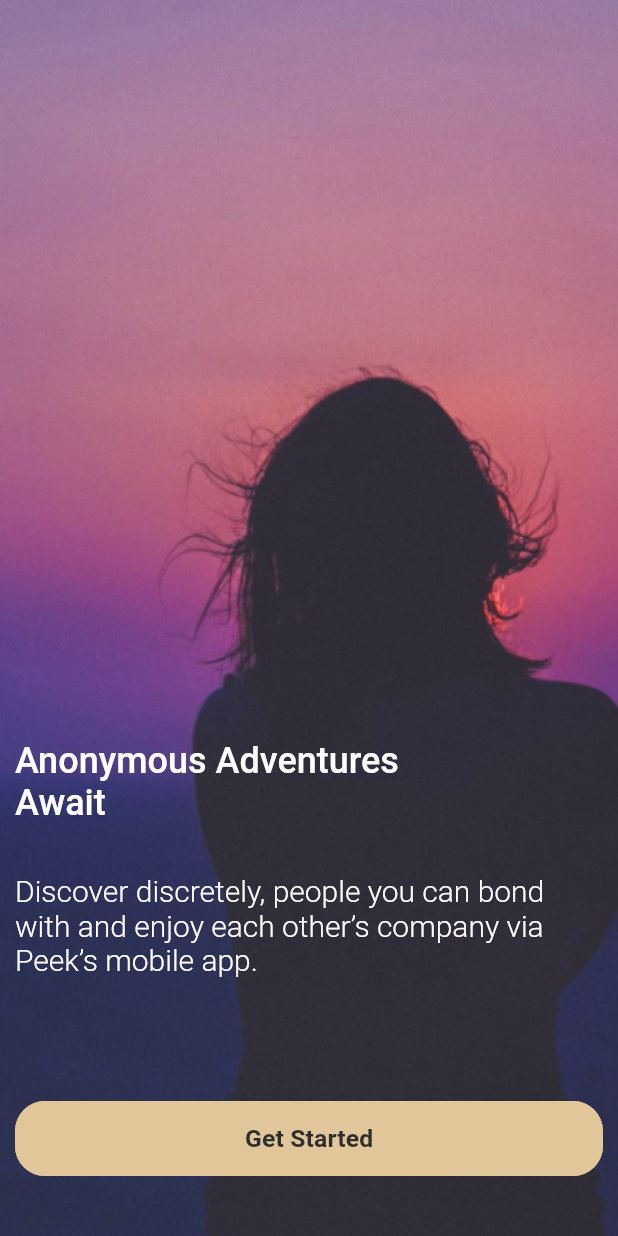
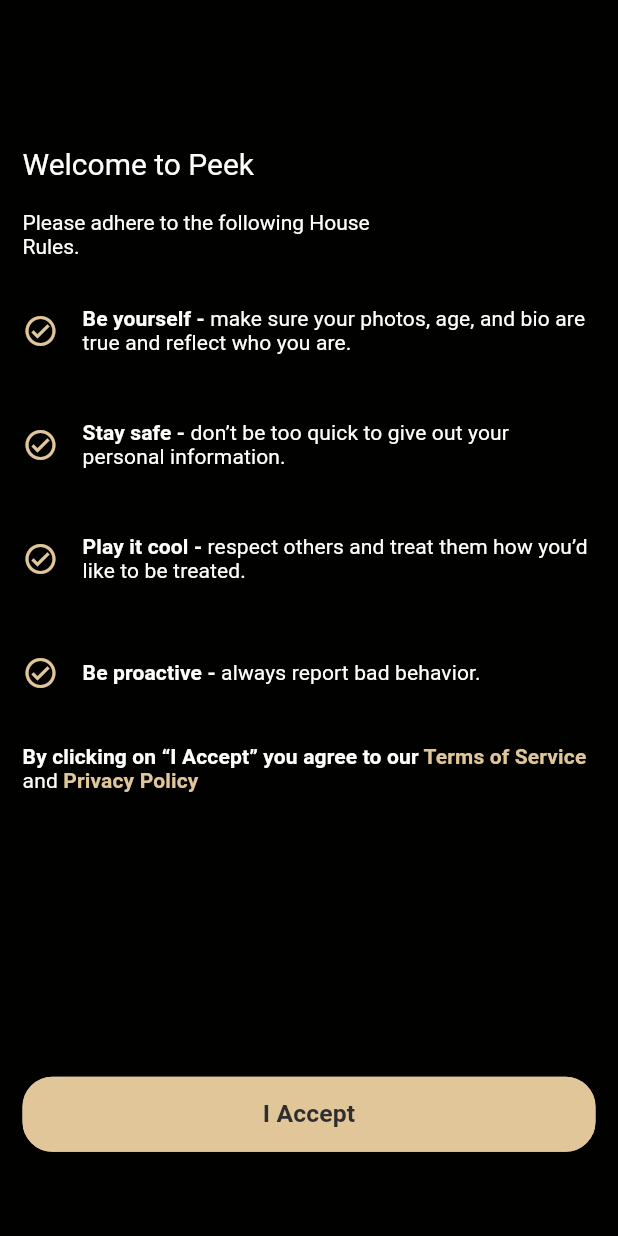
Before and after one commit to DigicomSolution/Peek-Entertainment-App-, a Flutter app: the screen it shows after launch, after a tap on "Get Started", on a phone screen of 412 x 824 dp. Run offline on Flutter 3.47's test engine with Material 2 defaults, Android fonts, the phone set to English and light mode, and no system bars; our stand-ins replace flutter_svg, get_it, go_router, stacked; Roboto replaces fonts that are missing (Quicksand).

```diff
--- a/lib/app/router.dart
+++ b/lib/app/router.dart
@@ -1,7 +1,10 @@
 import 'package:flutter/material.dart';
 import 'package:go_router/go_router.dart';
+import 'package:peek/ui/views/login/login_view.dart';
+import 'package:peek/ui/views/signup/signup_view.dart';
 import 'package:peek/ui/views/splash_view/splash_view.dart';
 import 'package:peek/ui/views/startup_view/startup_view.dart';
+import 'package:peek/ui/views/terms_and_privacy/terms_and_privacy_view.dart';
 
 import '../helpers/constants/routes.dart';
 
@@ -19,5 +22,22 @@ GoRouter router() {
       builder: (BuildContext context, GoRouterState state) =>
           const SplashView(),
     ),
+    GoRoute(
+      name: AppRoutes.termsAndPrivacyView,
+      path: AppRoutes.termsAndPrivacyView,
+      builder: (BuildContext context, GoRouterState state) =>
+          const TermsAndPrivacyView(),
+    ),
+    GoRoute(
+      name: AppRoutes.signupView,
+      path: AppRoutes.signupView,
+      builder: (BuildContext context, GoRouterState state) =>
+          const SignupView(),
+    ),
+    GoRoute(
+      name: AppRoutes.loginView,
+      path: AppRoutes.loginView,
+      builder: (BuildContext context, GoRouterState state) => const LoginView(),
+    ),
   ]);
 }
--- a/lib/helpers/constants/assets.dart
+++ b/lib/helpers/constants/assets.dart
@@ -1,3 +1,6 @@
 class AppAssets {
   static const splashBg = 'assets/images/bg.png';
+
+  static const googleSvg = 'assets/svg/google.svg';
+  static const facebookSvg = 'assets/svg/facebook.svg';
 }
--- a/lib/helpers/constants/colors.dart
+++ b/lib/helpers/constants/colors.dart
@@ -7,6 +7,7 @@ class AppColors {
   static const white = Color(0xFFFFFFFF);
   static const buttonColor = Color(0xFFE1C699);
   static const normalBlack = Color(0xFF2E2E2E);
+  static const fillColor = Color(0xFF282827);
   static const deepBlack = Color(0xFF010100);
   static const textGrey = Color(0xFFC5C5C5);
   static List<Color> primaryColorOptions = const [
--- a/lib/helpers/constants/routes.dart
+++ b/lib/helpers/constants/routes.dart
@@ -1,4 +1,7 @@
 class AppRoutes {
   static const startUp = '/';
   static const splashScreen = '/splash';
+  static const termsAndPrivacyView = '/terms-and-privacy_view';
+  static const signupView = '/signup-view';
+  static const loginView = '/login-view';
 }
--- a/lib/helpers/constants/theme.dart
+++ b/lib/helpers/constants/theme.dart
@@ -43,42 +43,42 @@ class AppThemes {
           fontStyle: FontStyle.normal,
         ),
         displaySmall: TextStyle(
-          color: Color(0xdd000000),
+          color: AppColors.white,
           fontWeight: FontWeight.w400,
           fontStyle: FontStyle.normal,
         ),
         displayMedium: TextStyle(
-          color: Color(0xdd000000),
+          color: AppColors.white,
           fontSize: 60,
           fontWeight: FontWeight.w400,
           fontStyle: FontStyle.normal,
         ),
         displayLarge: TextStyle(
-          color: Color(0xdd000000),
+          color: AppColors.white,
           fontSize: 96,
           fontWeight: FontWeight.w400,
           fontStyle: FontStyle.normal,
         ),
         bodyMedium: TextStyle(
-          color: Color(0xdd000000),
+          color: AppColors.white,
           fontSize: null,
           fontWeight: FontWeight.w400,
           fontStyle: FontStyle.normal,
         ),
         bodyLarge: TextStyle(
-          color: Color(0xdd000000),
+          color: AppColors.white,
           fontSize: null,
           fontWeight: FontWeight.w400,
           fontStyle: FontStyle.normal,
         ),
         bodySmall: TextStyle(
-          color: Color(0x8a000000),
+          color: AppColors.white,
           fontSize: 12,
           fontWeight: FontWeight.w400,
           fontStyle: FontStyle.normal,
         ),
         labelLarge: TextStyle(
-          color: Color(0xdd000000),
+          color: AppColors.white,
           fontSize: 14,
           fontWeight: FontWeight.w400,
           fontStyle: FontStyle.normal,
--- a/lib/ui/views/splash_view/splash_view.dart
+++ b/lib/ui/views/splash_view/splash_view.dart
@@ -44,7 +44,8 @@ class SplashView extends StatelessWidget {
                     SizedBox(
                       height: context.heightPercent(0.1),
                     ),
-                    CustomButton(text: "Get Started", onTap: () {}),
+                    CustomButton(
+                        text: "Get Started", onTap: model.goToTermsView),
                     const SizedBox(
                       height: 30,
                     ),
--- a/lib/ui/views/splash_view/splash_viewmodel.dart
+++ b/lib/ui/views/splash_view/splash_viewmodel.dart
@@ -1,5 +1,10 @@
+import 'package:go_router/go_router.dart';
+import 'package:peek/app/locator.dart';
+import 'package:peek/helpers/constants/routes.dart';
 import 'package:stacked/stacked.dart';
 
-class SplashViewModel extends BaseViewModel{
-
+class SplashViewModel extends BaseViewModel {
+  void goToTermsView() {
+    locator<GoRouter>().push(AppRoutes.termsAndPrivacyView);
+  }
 }
--- /dev/null
+++ b/lib/ui/views/terms_and_privacy/terms_and_privacy_view.dart
@@ -0,0 +1,169 @@
+import 'package:flutter/material.dart';
+import 'package:peek/helpers/constants/colors.dart';
+import 'package:peek/helpers/extensions/build_context/media_query.dart';
+import 'package:peek/helpers/extensions/build_context/text_theme.dart';
+import 'package:peek/ui/views/terms_and_privacy/terms_and_privacy_viewmodel.dart';
+import 'package:peek/ui/widgets/custom_button.dart';
+import 'package:stacked/stacked.dart';
+
+class TermsAndPrivacyView extends StatelessWidget {
+  const TermsAndPrivacyView({super.key});
+
+  @override
+  Widget build(BuildContext context) {
+    return ViewModelBuilder<TermsAndPrivacyViewModel>.reactive(
+        viewModelBuilder: () => TermsAndPrivacyViewModel(),
+        builder: (context, model, child) => Scaffold(
+              backgroundColor: AppColors.deepBlack,
+              body: Padding(
+                padding: const EdgeInsets.all(15.0),
+                child: Column(
+                  crossAxisAlignment: CrossAxisAlignment.start,
+                  children: [
+                    SizedBox(
+                      height: context.heightPercent(0.1),
+                    ),
+                    Text(
+                      "Welcome to Peek",
+                      style: context.textTheme.titleLarge
+                          ?.copyWith(color: AppColors.white),
+                    ),
+                    const SizedBox(
+                      height: 20,
+                    ),
+                    Text(
+                      "Please adhere to the following House \nRules.",
+                      style: context.textTheme.labelLarge
+                          ?.copyWith(color: AppColors.white),
+                    ),
+                    const SizedBox(
+                      height: 20,
+                    ),
+                    ListTile(
+                      leading: const Icon(
+                        Icons.check_circle_outline_outlined,
+                        color: AppColors.buttonColor,
+                      ),
+                      contentPadding: EdgeInsets.zero,
+                      minLeadingWidth: 8,
+                      title: RichText(
+                          text: TextSpan(
+                              text: 'Be yourself -',
+                              style: context.textTheme.titleSmall
+                                  ?.copyWith(color: AppColors.white),
+                              children: [
+                            TextSpan(
+                              text:
+                                  ' make sure your photos, age, and bio are true and reflect who you are.',
+                              style: context.textTheme.labelLarge
+                                  ?.copyWith(color: AppColors.white),
+                            )
+                          ])),
+                    ),
+                    const SizedBox(
+                      height: 20,
+                    ),
+                    ListTile(
+                      leading: const Icon(
+                        Icons.check_circle_outline_outlined,
+                        color: AppColors.buttonColor,
+                      ),
+                      contentPadding: EdgeInsets.zero,
+                      minLeadingWidth: 8,
+                      title: RichText(
+                          text: TextSpan(
+                              text: 'Stay safe -',
+                              style: context.textTheme.titleSmall
+                                  ?.copyWith(color: AppColors.white),
+                              children: [
+                            TextSpan(
+                              text:
+                                  ' don’t be too quick to give out your personal information.',
+                              style: context.textTheme.labelLarge
+                                  ?.copyWith(color: AppColors.white),
+                            )
+                          ])),
+                    ),
+                    const SizedBox(
+                      height: 20,
+                    ),
+                    ListTile(
+                      leading: const Icon(
+                        Icons.check_circle_outline_outlined,
+                        color: AppColors.buttonColor,
+                      ),
+                      contentPadding: EdgeInsets.zero,
+                      minLeadingWidth: 8,
+                      title: RichText(
+                          text: TextSpan(
+                              text: 'Play it cool -',
+                              style: context.textTheme.titleSmall
+                                  ?.copyWith(color: AppColors.white),
+                              children: [
+                            TextSpan(
+                              text:
+                                  ' respect others and treat them how you’d like to be treated.',
+                              style: context.textTheme.labelLarge
+                                  ?.copyWith(color: AppColors.white),
+                            )
+                          ])),
+                    ),
+                    const SizedBox(
+                      height: 20,
+                    ),
+                    ListTile(
+                      leading: const Icon(
+                        Icons.check_circle_outline_outlined,
+                        color: AppColors.buttonColor,
+                      ),
+                      contentPadding: EdgeInsets.zero,
+                      minLeadingWidth: 8,
+                      title: RichText(
+                          text: TextSpan(
+                              text: 'Be proactive -',
+                              style: context.textTheme.titleSmall
+                                  ?.copyWith(color: AppColors.white),
+                              children: [
+                            TextSpan(
+                              text: ' always report bad behavior.',
+                              style: context.textTheme.labelLarge
+                                  ?.copyWith(color: AppColors.white),
+                            )
+                          ])),
+                    ),
+                    const SizedBox(
+                      height: 20,
+                    ),
+                    RichText(
+                        text: TextSpan(
+                            text: 'By clicking on “I Accept” you agree to our',
+                            style: context.textTheme.titleSmall
+                                ?.copyWith(color: AppColors.white),
+                            children: [
+                          TextSpan(
+                            text: ' Terms of Service',
+                            style: context.textTheme.titleSmall
+                                ?.copyWith(color: AppColors.buttonColor),
+                          ),
+                          TextSpan(
+                            text: ' and',
+                            style: context.textTheme.labelLarge
+                                ?.copyWith(color: AppColors.white),
+                          ),
+                          TextSpan(
+                            text: ' Privacy Policy',
+                            style: context.textTheme.titleSmall
+                                ?.copyWith(color: AppColors.buttonColor),
+                          ),
+                        ])),
+                    const Spacer(),
+                    CustomButton(text: "I Accept", onTap: model.goToSignUpView),
+                    SizedBox(
+                      height: context.heightPercent(0.05),
+                    ),
+                  ],
+                ),
+              ),
+            ));
+  }
+}
--- /dev/null
+++ b/lib/ui/views/terms_and_privacy/terms_and_privacy_viewmodel.dart
@@ -0,0 +1,11 @@
+import 'package:go_router/go_router.dart';
+import 'package:stacked/stacked.dart';
+
+import '../../../app/locator.dart';
+import '../../../helpers/constants/routes.dart';
+
+class TermsAndPrivacyViewModel extends BaseViewModel {
+  void goToSignUpView() {
+    locator<GoRouter>().push(AppRoutes.signupView);
+  }
+}
--- a/pubspec.yaml
+++ b/pubspec.yaml
@@ -40,6 +40,7 @@ dependencies:
   stacked_services: ^1.3.0
   stacked: ^3.4.1+1
   one_context: ^2.1.0
+  flutter_svg: ^2.0.5
 
 dev_dependencies:
   flutter_test:
@@ -66,6 +67,7 @@ flutter:
   # To add assets to your application, add an assets section, like this:
   assets:
     - assets/images/
+    - assets/svg/
 
   # An image asset can refer to one or more resolution-specific "variants", see
   # https://flutter.dev/assets-and-images/#resolution-aware
```
Also changed, not shown: lib/ui/views/login/login_view.dart (added, +113 -0 lines), lib/ui/views/login/login_viewmodel.dart (added, +12 -0 lines), lib/ui/views/signup/signup_view.dart (added, +117 -0 lines), lib/ui/views/signup/signup_viewmodel.dart (added, +22 -0 lines), lib/ui/widgets/custom_text_form_field.dart (added, +187 -0 lines), assets/svg/facebook.svg (added), assets/svg/google.svg (added), pubspec.lock.
